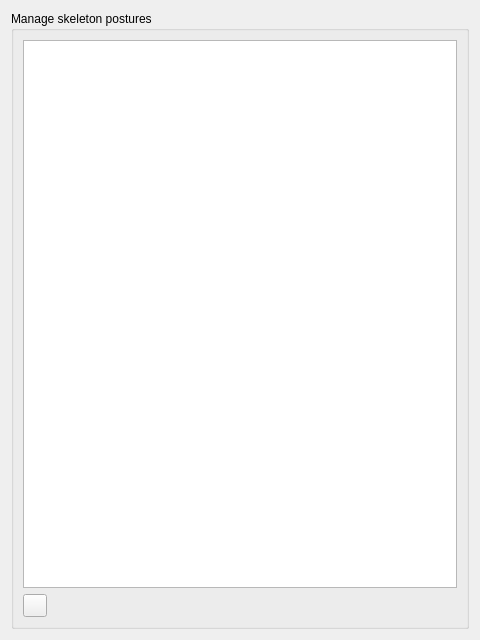
Before: the Qt Designer form GUI/SideWidgetComponents/ManagePostures.ui in istee/cor3d, drawn with Qt 5.
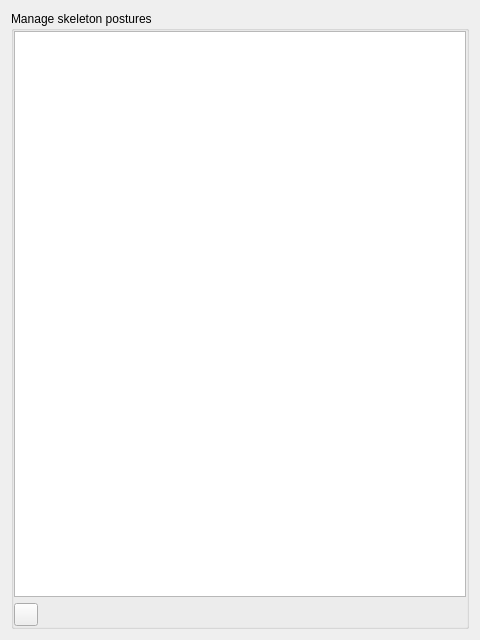
After: the same form once the commit is applied. Custom widgets are drawn as their Qt base class.

Commit message: posture tab almost finished (only joint list change update left)

```diff
--- a/GUI/SideWidgetComponents/ManagePostures.ui
+++ b/GUI/SideWidgetComponents/ManagePostures.ui
@@ -20,17 +20,11 @@
       <string>Manage skeleton postures</string>
      </property>
      <layout class="QVBoxLayout" name="verticalLayout">
+      <property name="margin">
+       <number>0</number>
+      </property>
       <item>
-       <widget class="TreeWidgetExtension" name="postureTreeWidget">
-        <property name="headerHidden">
-         <bool>true</bool>
-        </property>
-        <column>
-         <property name="text">
-          <string notr="true">1</string>
-         </property>
-        </column>
-       </widget>
+       <widget class="ListWidgetExtension" name="postureList"/>
       </item>
       <item>
        <layout class="QHBoxLayout" name="horizontalLayout">
@@ -65,9 +59,9 @@
    <container>1</container>
   </customwidget>
   <customwidget>
-   <class>TreeWidgetExtension</class>
-   <extends>QTreeWidget</extends>
-   <header>GUI/WidgetExtensions/TreeWidgetExtension.h</header>
+   <class>ListWidgetExtension</class>
+   <extends>QListWidget</extends>
+   <header>GUI/WidgetExtensions/ListWidgetExtension.h</header>
   </customwidget>
   <customwidget>
    <class>ToolButtonExtension</class>
```
The commit also changes 25 other files.
